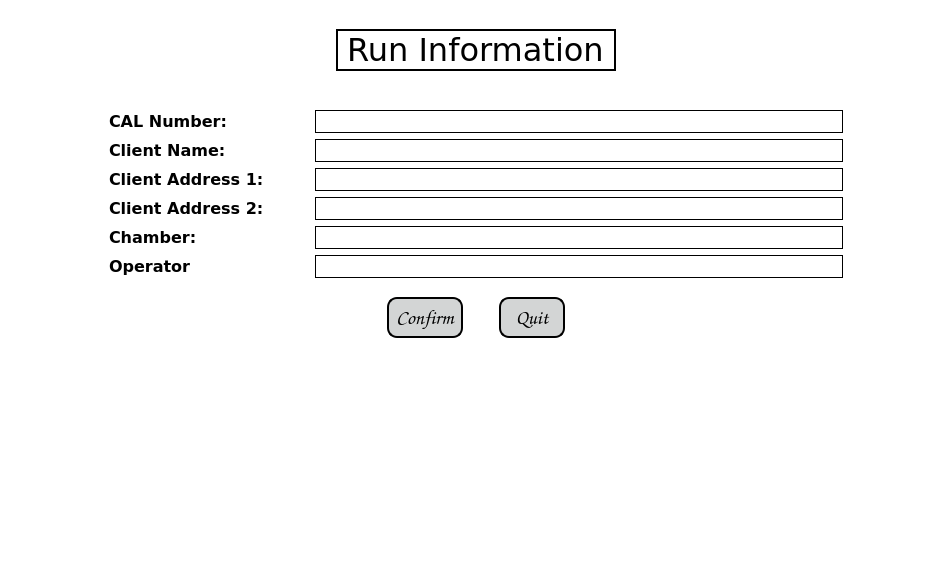
Before: the Qt Designer form app/gui/resources/run_info.ui in JasonLaux/DC-Boxjelly, drawn with Qt 5.
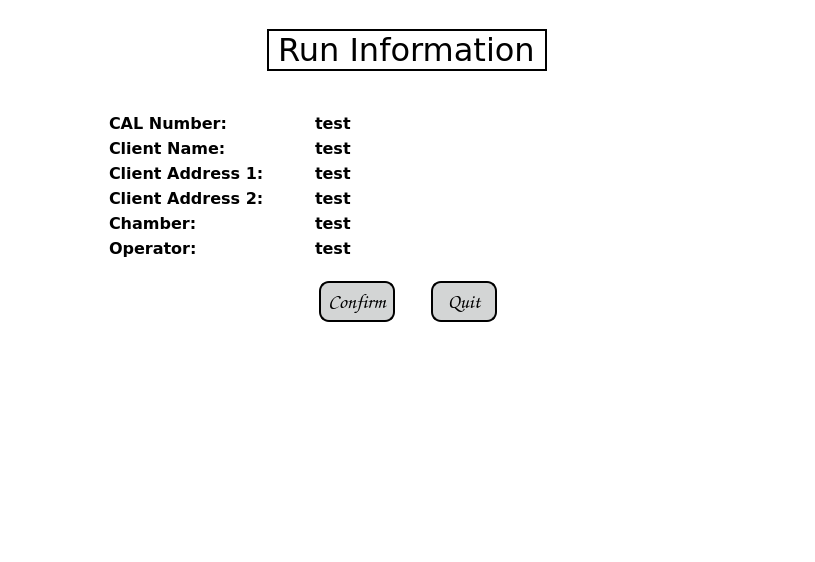
After: the same form once the commit is applied.

Commit message: Add confirm page after submit import query from home page

```diff
--- a/app/gui/resources/run_info.ui
+++ b/app/gui/resources/run_info.ui
@@ -6,7 +6,7 @@
    <rect>
     <x>0</x>
     <y>0</y>
-    <width>952</width>
+    <width>815</width>
     <height>562</height>
    </rect>
   </property>
@@ -152,29 +152,20 @@
              </widget>
             </item>
             <item>
-             <widget class="QLineEdit" name="calNumLine">
-              <property name="sizePolicy">
-               <sizepolicy hsizetype="Expanding" vsizetype="Fixed">
-                <horstretch>0</horstretch>
-                <verstretch>0</verstretch>
-               </sizepolicy>
-              </property>
-              <property name="maximumSize">
-               <size>
-                <width>16777215</width>
-                <height>16777215</height>
-               </size>
-              </property>
+             <widget class="QLabel" name="calNumLine">
               <property name="font">
                <font>
                 <family>Verdana</family>
                 <pointsize>12</pointsize>
+                <weight>75</weight>
+                <bold>true</bold>
                </font>
               </property>
               <property name="styleSheet">
-               <string notr="true">background-color: rgb(255, 255, 255);
-border: 1px solid black;
-</string>
+               <string notr="true">color: qlineargradient(spread:pad, x1:0, y1:0, x2:1, y2:0, stop:0 rgba(255, 0, 0, 255), stop:0.0965909 rgba(0, 0, 0, 255), stop:1 rgba(0, 0, 0, 255));</string>
+              </property>
+              <property name="text">
+               <string>test</string>
               </property>
              </widget>
             </item>
@@ -210,29 +201,20 @@
              </widget>
             </item>
             <item>
-             <widget class="QLineEdit" name="clientNameLine">
-              <property name="sizePolicy">
-               <sizepolicy hsizetype="Expanding" vsizetype="Fixed">
-                <horstretch>0</horstretch>
-                <verstretch>0</verstretch>
-               </sizepolicy>
-              </property>
-              <property name="maximumSize">
-               <size>
-                <width>16777215</width>
-                <height>16777215</height>
-               </size>
-              </property>
+             <widget class="QLabel" name="clientNameLine">
               <property name="font">
                <font>
                 <family>Verdana</family>
                 <pointsize>12</pointsize>
+                <weight>75</weight>
+                <bold>true</bold>
                </font>
               </property>
               <property name="styleSheet">
-               <string notr="true">background-color: rgb(255, 255, 255);
-border: 1px solid black;
-</string>
+               <string notr="true"/>
+              </property>
+              <property name="text">
+               <string>test</string>
               </property>
              </widget>
             </item>
@@ -268,29 +250,17 @@
              </widget>
             </item>
             <item>
-             <widget class="QLineEdit" name="clientAddress1Line">
-              <property name="sizePolicy">
-               <sizepolicy hsizetype="Expanding" vsizetype="Fixed">
-                <horstretch>0</horstretch>
-                <verstretch>0</verstretch>
-               </sizepolicy>
-              </property>
-              <property name="maximumSize">
-               <size>
-                <width>16777215</width>
-                <height>16777215</height>
-               </size>
-              </property>
+             <widget class="QLabel" name="clientAddress1Line">
               <property name="font">
                <font>
                 <family>Verdana</family>
                 <pointsize>12</pointsize>
+                <weight>75</weight>
+                <bold>true</bold>
                </font>
               </property>
-              <property name="styleSheet">
-               <string notr="true">background-color: rgb(255, 255, 255);
-border: 1px solid black;
-</string>
+              <property name="text">
+               <string>test</string>
               </property>
              </widget>
             </item>
@@ -326,29 +296,17 @@
              </widget>
             </item>
             <item>
-             <widget class="QLineEdit" name="clientAddress2Line">
-              <property name="sizePolicy">
-               <sizepolicy hsizetype="Expanding" vsizetype="Fixed">
-                <horstretch>0</horstretch>
-                <verstretch>0</verstretch>
-               </sizepolicy>
-              </property>
-              <property name="maximumSize">
-               <size>
-                <width>16777215</width>
-                <height>16777215</height>
-               </size>
-              </property>
+             <widget class="QLabel" name="clientAddress2Line">
               <property name="font">
                <font>
                 <family>Verdana</family>
                 <pointsize>12</pointsize>
+                <weight>75</weight>
+                <bold>true</bold>
                </font>
               </property>
-              <property name="styleSheet">
-               <string notr="true">background-color: rgb(255, 255, 255);
-border: 1px solid black;
-</string>
+              <property name="text">
+               <string>test</string>
               </property>
              </widget>
             </item>
@@ -384,29 +342,17 @@
              </widget>
             </item>
             <item>
-             <widget class="QLineEdit" name="chamberLine">
-              <property name="sizePolicy">
-               <sizepolicy hsizetype="Expanding" vsizetype="Fixed">
-                <horstretch>0</horstretch>
-                <verstretch>0</verstretch>
-               </sizepolicy>
-              </property>
-              <property name="maximumSize">
-               <size>
-                <width>16777215</width>
-                <height>16777215</height>
-               </size>
-              </property>
+             <widget class="QLabel" name="chamberLine">
               <property name="font">
                <font>
                 <family>Verdana</family>
                 <pointsize>12</pointsize>
+                <weight>75</weight>
+                <bold>true</bold>
                </font>
               </property>
-              <property name="styleSheet">
-               <string notr="true">background-color: rgb(255, 255, 255);
-border: 1px solid black;
-</string>
+              <property name="text">
+               <string>test</string>
               </property>
              </widget>
             </item>
@@ -437,34 +383,22 @@
                </font>
               </property>
               <property name="text">
-               <string>Operator</string>
+               <string>Operator:</string>
               </property>
              </widget>
             </item>
             <item>
-             <widget class="QLineEdit" name="operatorLine">
-              <property name="sizePolicy">
-               <sizepolicy hsizetype="Expanding" vsizetype="Fixed">
-                <horstretch>0</horstretch>
-                <verstretch>0</verstretch>
-               </sizepolicy>
-              </property>
-              <property name="maximumSize">
-               <size>
-                <width>16777215</width>
-                <height>16777215</height>
-               </size>
-              </property>
+             <widget class="QLabel" name="operatorLine">
               <property name="font">
                <font>
                 <family>Verdana</family>
                 <pointsize>12</pointsize>
+                <weight>75</weight>
+                <bold>true</bold>
                </font>
               </property>
-              <property name="styleSheet">
-               <string notr="true">background-color: rgb(255, 255, 255);
-border: 1px solid black;
-</string>
+              <property name="text">
+               <string>test</string>
               </property>
              </widget>
             </item>
```
The commit also changes 2 other files.
